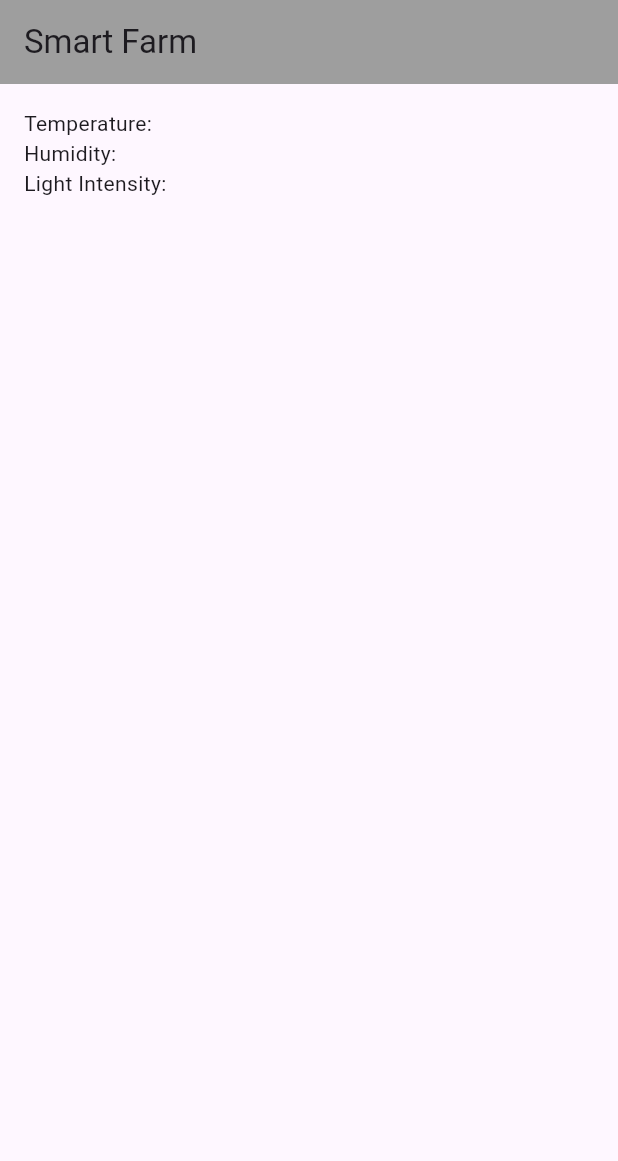
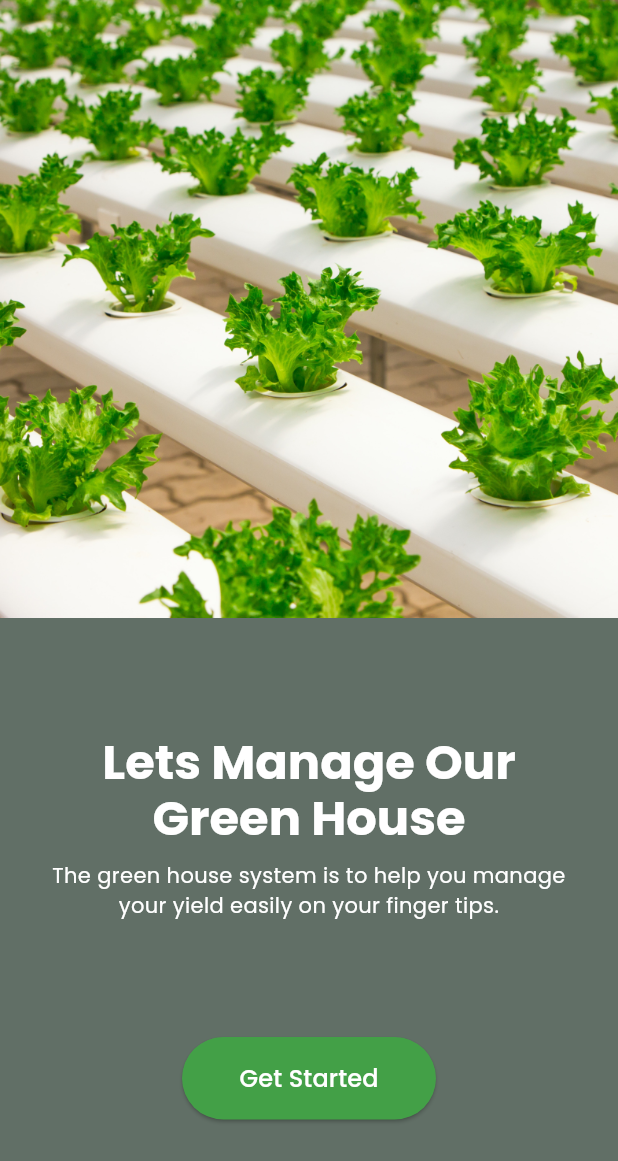
Before and after one commit to donald-88/smart-farm-app, a Flutter app: the screen it shows after launch, on a phone screen of 412 x 824 dp. Shown: the top 1161 px of the screen. Run offline on Flutter 3.47's test engine with Material 2 defaults, Android fonts, the phone set to English and light mode, and no system bars; our stand-ins replace dio, google_fonts.

Commit message:
created landing page

```diff
--- a/smart_farm/lib/homescreen.dart
+++ b/smart_farm/lib/homescreen.dart
@@ -1,7 +1,20 @@
+import 'package:dio/dio.dart';
 import 'package:flutter/material.dart';
 
-class Homescreen extends StatelessWidget {
+class Homescreen extends StatefulWidget {
   const Homescreen({super.key});
+
+  @override
+  State<Homescreen> createState() => _HomescreenState();
+}
+
+class _HomescreenState extends State<Homescreen> {
+  final dio = Dio();
+
+  void getHttp() async {
+    final response = await dio.get('https://api.thingspeak.com/channels/1892757/fields/1.json?api_key=7OM78QN7VLVZI8OX&results=2');
+    print(response);
+  }
 
   @override
   Widget build(BuildContext context) {
@@ -14,10 +27,11 @@ class Homescreen extends StatelessWidget {
         padding: const EdgeInsets.all(16.0),
         child: Column(
           crossAxisAlignment: CrossAxisAlignment.start,
-          children: const [
+          children: [
             Text("Temperature: "),
             Text("Humidity: "),
-            Text("Light Intensity: ")
+            Text("Light Intensity: "),
+            ElevatedButton(onPressed: (() => getHttp()), child: Text("Fetch"))
           ],
         ),
       ),
--- a/smart_farm/lib/main.dart
+++ b/smart_farm/lib/main.dart
@@ -1,5 +1,6 @@
 import 'package:flutter/material.dart';
-import 'package:smart_farm/homescreen.dart';
+import 'package:google_fonts/google_fonts.dart';
+import 'package:smart_farm/pages/landing.dart';
 
 void main() {
   runApp(const MyApp());
@@ -13,7 +14,16 @@ class MyApp extends StatelessWidget {
   Widget build(BuildContext context) {
     return MaterialApp(
         title: 'Flutter Demo',
-        theme: ThemeData(primarySwatch: Colors.grey, useMaterial3: true),
-        home: const Homescreen());
+        theme: ThemeData(
+            useMaterial3: true,
+            textTheme: TextTheme(
+                button: GoogleFonts.poppins(fontSize: 16, color: Colors.white),
+                headline2: GoogleFonts.poppins(
+                    fontSize: 32,
+                    fontWeight: FontWeight.bold,
+                    color: Colors.white),
+                bodyText2:
+                    GoogleFonts.poppins(fontSize: 14, color: Colors.white))),
+        home: const Landing());
   }
 }
--- /dev/null
+++ b/smart_farm/lib/pages/landing.dart
@@ -0,0 +1,63 @@
+import 'package:flutter/material.dart';
+
+class Landing extends StatelessWidget {
+  const Landing({super.key});
+
+  @override
+  Widget build(BuildContext context) {
+    var width = MediaQuery.of(context).size.width;
+    var height = MediaQuery.of(context).size.height;
+    return Scaffold(
+      body: Column(
+        children: [
+          SizedBox(
+            height: height / 2,
+            width: width,
+            child: Image.asset(
+              'assets/images/landing_pic.png',
+              fit: BoxFit.fill,
+            ),
+          ),
+          Container(
+            height: height / 2,
+            width: width,
+            padding: const EdgeInsets.symmetric(horizontal: 32),
+            decoration:
+                const BoxDecoration(color: Color.fromRGBO(97, 111, 102, 1)),
+            child: Column(
+              mainAxisAlignment: MainAxisAlignment.spaceEvenly,
+              children: [
+                Column(
+                  children: [
+                    Text(
+                      "Lets Manage Our Green House",
+                      style: Theme.of(context).textTheme.headline2,
+                      textAlign: TextAlign.center,
+                    ),
+                    const SizedBox(
+                      height: 10,
+                    ),
+                    Text(
+                      "The green house system is to help you manage your yield easily on your finger tips. ",
+                      style: Theme.of(context).textTheme.bodyText2,
+                      textAlign: TextAlign.center,
+                    ),
+                  ],
+                ),
+                ElevatedButton(
+                    style: ElevatedButton.styleFrom(
+                        foregroundColor: Colors.white,
+                        backgroundColor: Colors.green[600]),
+                    onPressed: () {},
+                    child: const Padding(
+                      padding: EdgeInsets.all(16.0),
+                      child: Text("Get Started"),
+                    ))
+              ],
+            ),
+          )
+        ],
+      ),
+    );
+  }
+}
```
Also changed, not shown: smart_farm/pubspec.yaml (+47 -49 lines), smart_farm/assets/images/landing_pic.png (added), smart_farm/pubspec.lock, 1 other file.
